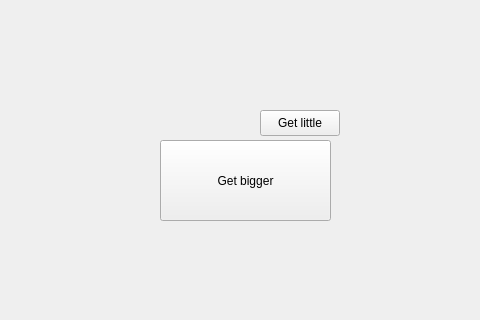
First picture: the form in mainwindow.ui, repository tiagoGottardo/pencil, before the edit; both pictures show x 320 to 800 and y 0 to 320 of the 800 by 600 pixel window.
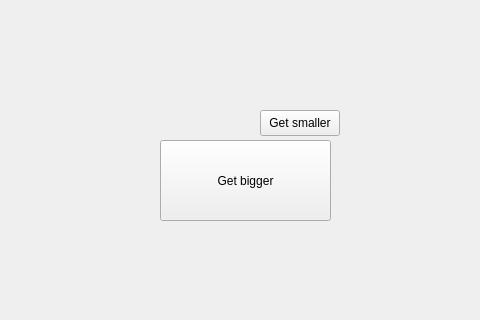
Second picture: the form after the edit.

```diff
--- a/mainwindow.ui
+++ b/mainwindow.ui
@@ -37,7 +37,7 @@
      </rect>
     </property>
     <property name="text">
-     <string>Get little</string>
+          <string>Get smaller</string>
     </property>
    </widget>
   </widget>
```
Left out of the diff: 12 changed lines with no effect on the pictures. Lines whose indentation alone changed are shown as unchanged.
